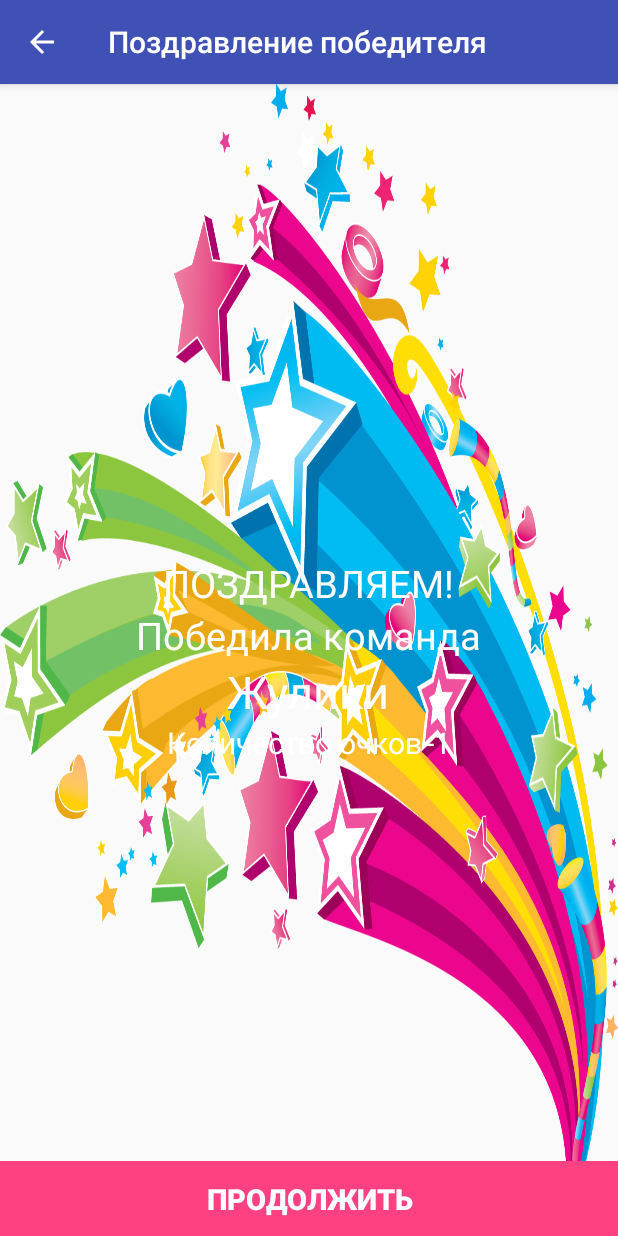
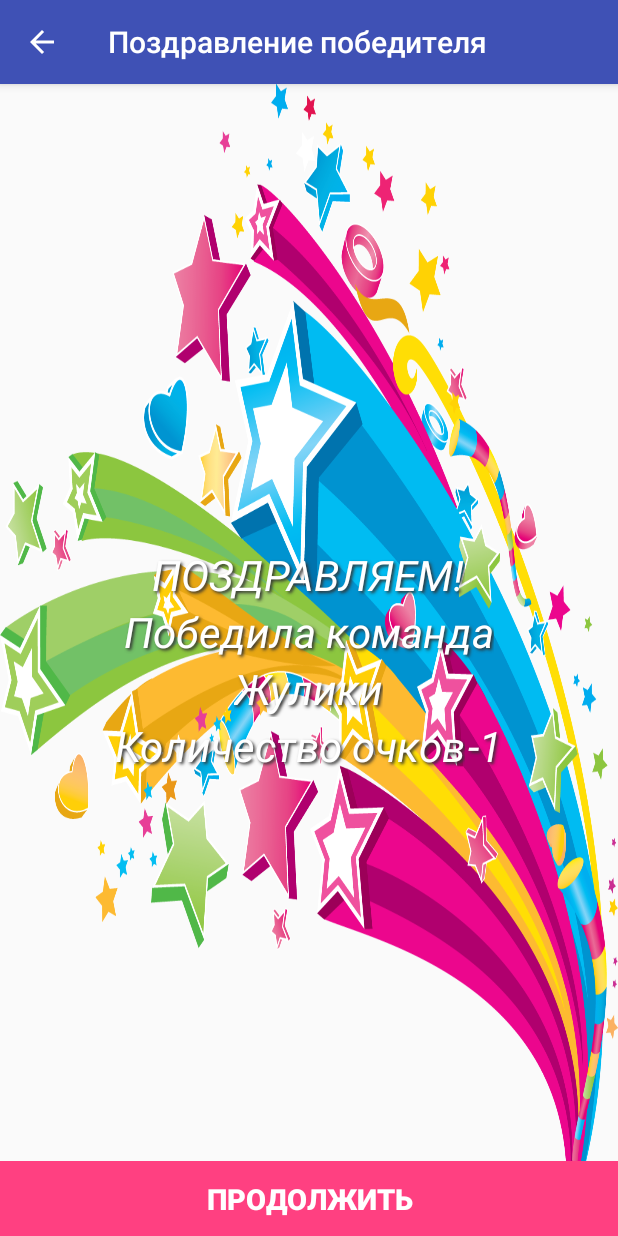
Before and after one commit to van8tka/AliasPro, an Android app: the CongratulationActivity screen opened directly, with no data from a screen before it, on a phone screen of 412 x 824 dp. Run offline under Robolectric (Android 15) with nearby library versions, the phone set to English and light mode, and no system bars; libraries missing offline, so code that uses them is left out: io.realm; 13 statements that could not run were skipped.

Commit message:
style for congratulations

```diff
--- a/app/src/main/res/layout/activity_congratulation.xml
+++ b/app/src/main/res/layout/activity_congratulation.xml
@@ -15,22 +15,19 @@
     android:layout_width="wrap_content"
     android:layout_height="wrap_content"
     android:text="@string/strCongratulation"
-    android:textColor="@color/colorWhite"
-    android:textSize="25sp"
+    style="@style/StyleTextBoxCongrat"
     />
 <TextView
     android:layout_width="wrap_content"
     android:layout_height="wrap_content"
     android:text="@string/strWinnerIsTeam"
-    android:textColor="@color/colorWhite"
-    android:textSize="25sp"
+    style="@style/StyleTextBoxCongrat"
     />
 <TextView
     android:layout_width="wrap_content"
     android:layout_height="wrap_content"
-    android:textColor="@color/colorWhite"
+    style="@style/StyleTextBoxCongrat"
     android:text="Жулики"
-    android:textSize="30sp"
     android:id="@+id/tvWinerTeamName"
     />
     <LinearLayout
@@ -41,16 +38,14 @@
             android:layout_width="wrap_content"
             android:layout_height="wrap_content"
             android:text="@string/strRoundPointsName"
-            android:textColor="@color/colorWhite"
-            android:textSize="20sp"
+            style="@style/StyleTextBoxCongrat"
             android:layout_marginRight="2dp"
         />
         <TextView
             android:layout_width="wrap_content"
             android:layout_height="wrap_content"
-            android:textColor="@color/colorWhite"
             android:text="9999"
-            android:textSize="20sp"
+            style="@style/StyleTextBoxCongrat"
             android:id="@+id/tvWinerScore"
             />
     </LinearLayout>
@@ -69,7 +64,6 @@
         android:text="@string/btnContinue"
         style="@style/StyleButtonGo"
         />
-
     </LinearLayout>
 
 </RelativeLayout>
--- a/app/src/main/res/layout/activity_play_game.xml
+++ b/app/src/main/res/layout/activity_play_game.xml
@@ -35,7 +35,11 @@
                 android:layout_marginBottom="50dp"
                 android:gravity="center"
                 android:text="Первое слово тут"
-                android:textColor="@color/colorPrimaryDark"
+                android:textColor="@color/colorPrimary"
+                android:shadowColor="@color/colorBlack"
+                android:shadowDx="2"
+                android:shadowDy="2"
+                android:shadowRadius="2"
                 android:textSize="19sp" />
         </RelativeLayout>
 
--- a/app/src/main/res/values/colors.xml
+++ b/app/src/main/res/values/colors.xml
@@ -7,6 +7,7 @@
     <color name="colorBlack">#333333</color>
     <!--deep pink-->
     <color name="colorYellow">#EE1289</color>
+    <color name="colorYellowMain">#f0ff00</color>
     <!--green color-->
     <color name="colorPrimaryCustom1">#00CD66</color>
     <!--orange color-->
--- a/app/src/main/res/values/styles.xml
+++ b/app/src/main/res/values/styles.xml
@@ -51,4 +51,14 @@
         <item name="android:textStyle">bold</item>
     </style>
 
+
+    <style name="StyleTextBoxCongrat" parent="android:Widget.TextView">
+        <item name="android:textColor">@color/colorWhite</item>
+        <item name="android:textStyle">italic</item>
+        <item name="android:textSize">28sp</item>
+        <item name="android:shadowColor">@color/colorBlack</item>
+        <item name="android:shadowDx">2</item>
+        <item name="android:shadowDy">2</item>
+        <item name="android:shadowRadius">2</item>
+    </style>
 </resources>
```
Also changed, not shown: 1 other file.
